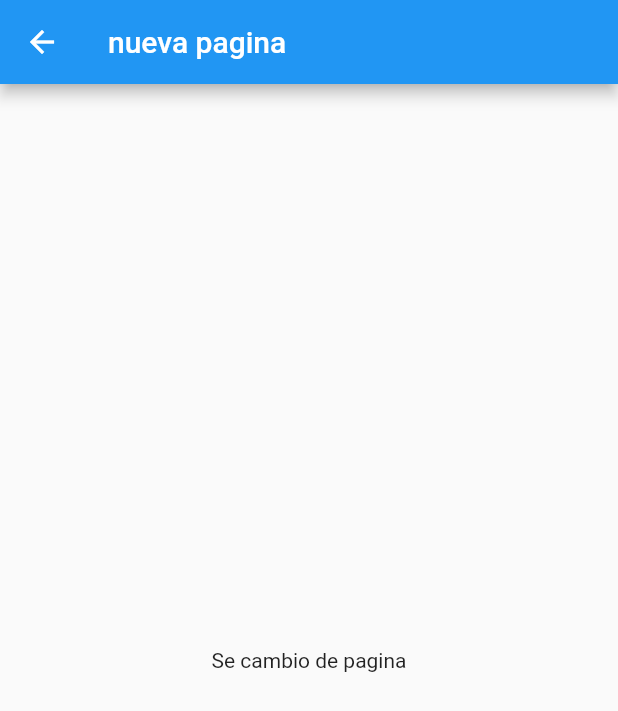
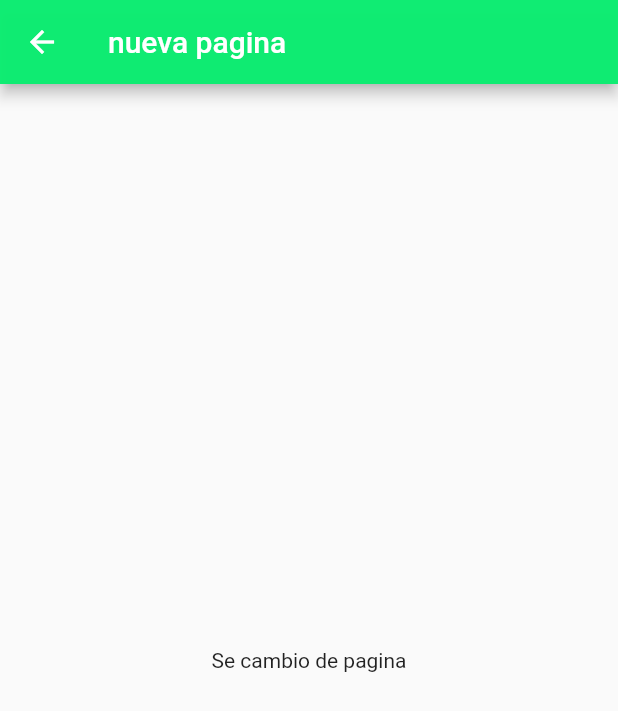
Before and after one commit to Racso1624/AlChilazo, a Flutter app: the pantalla_prueba screen opened directly, on a phone screen of 412 x 824 dp. Shown: the top 711 px of the screen. Run offline on Flutter 3.47's test engine with Material 2 defaults, Android fonts, the phone set to English and light mode, and no system bars.

Commit message:
cambio de color del fono del titulo de la nueva pantalla en el cual se puede dirigir

```diff
--- a/al_chilazo/lib/pantalla_prueba.dart
+++ b/al_chilazo/lib/pantalla_prueba.dart
@@ -8,6 +8,7 @@ class pantalla_prueba extends StatelessWidget {
         title: Text(
           'nueva pagina',
         ),
+        backgroundColor: Color.fromARGB(249, 11, 236, 112),
       ),
       body: Center(
         child: Text(
```
